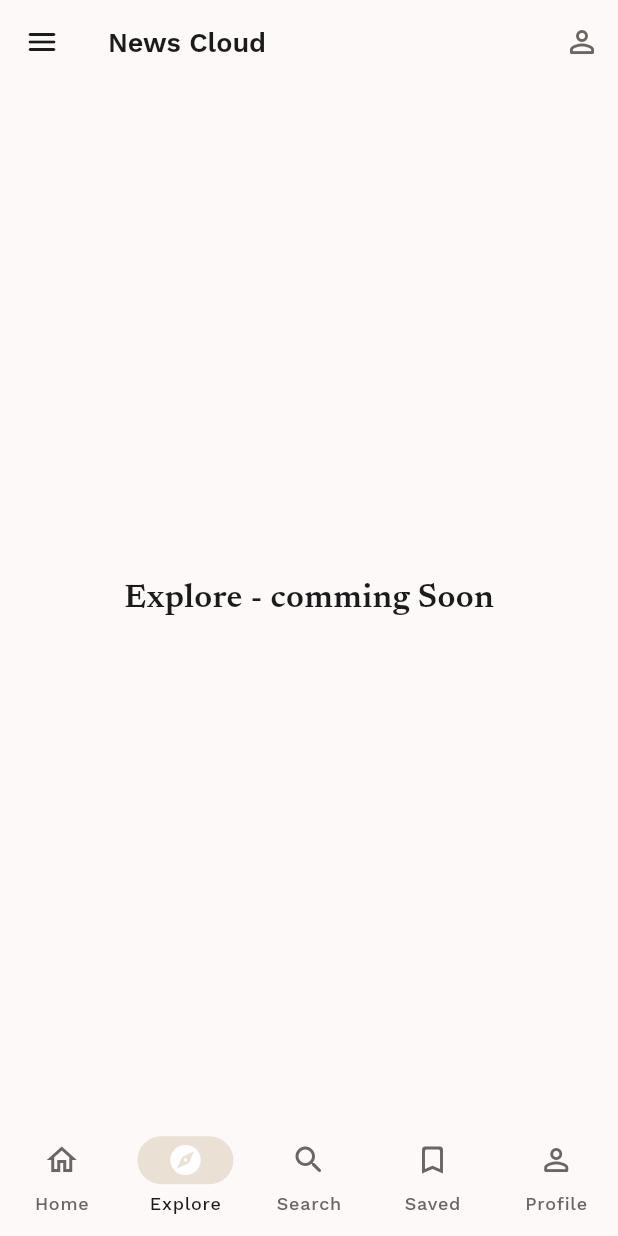
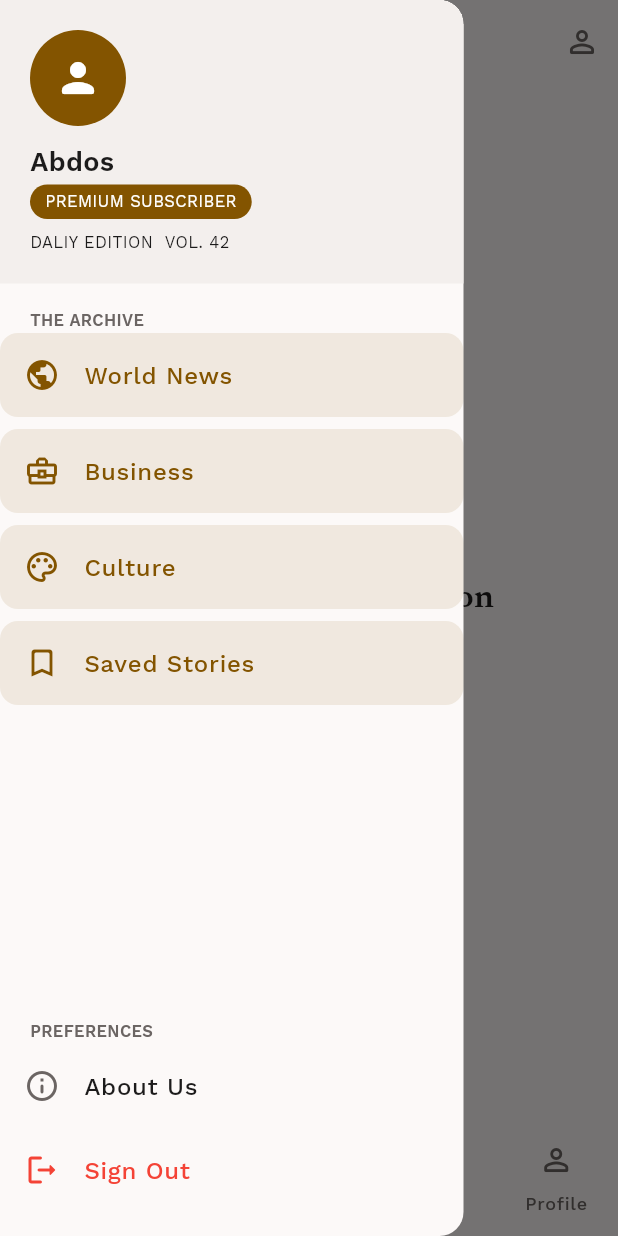
Before and after one commit to Abdoz3210/News-Cloud-App, a Flutter app: the screen it shows after launch, item 2 of the bottom bar chosen, with the side drawer open (before the commit the screen has no drawer), on a phone screen of 412 x 824 dp. Run offline on Flutter 3.47's test engine with Material 3 defaults, Android fonts, the light colour scheme and no system bars; our stand-ins replace dio, google_fonts, shared_preferences; network calls fail.

Commit message:
feat: M1 — slide-out side menu
Closes #7

```diff
--- a/lib/views/main_view.dart
+++ b/lib/views/main_view.dart
@@ -1,3 +1,4 @@
+import 'package:dio/dio.dart';
 import 'package:flutter/material.dart';
 import 'package:news_app/views/home_views.dart';
 import 'package:news_app/views/explore_view.dart';
@@ -5,6 +6,7 @@ import 'package:news_app/views/search_view.dart';
 import 'package:news_app/views/saved_view.dart';
 import 'package:news_app/views/profile_view.dart';
 import 'package:news_app/widgets/components/app_bottom_nav.dart';
+import 'package:news_app/widgets/components/app_drawer.dart';
 import 'package:news_app/widgets/components/app_top_bar.dart';
 
 class MainView extends StatefulWidget {
@@ -16,6 +18,7 @@ class MainView extends StatefulWidget {
 
 class _MainViewState extends State<MainView> {
   int _currentIndex = 0;
+  final GlobalKey<ScaffoldState> _scaffoldKey = GlobalKey<ScaffoldState>();
 
   final List<Widget> _screens = const [
     HomeView(),
@@ -28,9 +31,14 @@ class _MainViewState extends State<MainView> {
   @override
   Widget build(BuildContext context) {
     return Scaffold(
+      key: _scaffoldKey,
+      drawer: const AppDrawer(),
       appBar: AppTopBar(
         title: 'News Cloud',
-        leading: Icon(Icons.menu_rounded),
+        leading: IconButton(
+          icon: const Icon(Icons.menu_rounded),
+          onPressed: () => _scaffoldKey.currentState?.openDrawer(),
+        ),
         actions: [
           IconButton(
             onPressed: () {},
--- /dev/null
+++ b/lib/widgets/components/app_drawer.dart
@@ -0,0 +1,170 @@
+import 'dart:io';
+
+import 'package:flutter/material.dart';
+import 'package:news_app/theme/app_colors.dart';
+import 'package:news_app/theme/typography.dart';
+
+class AppDrawer extends StatelessWidget {
+  const AppDrawer({super.key});
+
+  @override
+  Widget build(BuildContext context) {
+    return Drawer(
+      backgroundColor: Theme.of(context).colorScheme.surface,
+      width: MediaQuery.sizeOf(context).width * 0.75,
+      child: SafeArea(
+        child: Column(
+          crossAxisAlignment: CrossAxisAlignment.start,
+          children: [
+            _userSection(),
+
+            const SizedBox(height: 24),
+            Padding(
+              padding: const EdgeInsets.symmetric(horizontal: 20),
+              child: Text(
+                'THE ARCHIVE',
+                style: AppTypography.categoryTag.copyWith(
+                  color: AppColors.onSurfaceVariant,
+                ),
+              ),
+            ),
+            const SizedBox(height: 8),
+
+            _DrawerItem(
+              icon: Icons.public_rounded,
+              label: "World News",
+              isActive: true,
+              onTap: () => Navigator.pop(context),
+            ),
+            const SizedBox(height: 8),
+            _DrawerItem(
+              icon: Icons.business_center_outlined,
+              label: "Business",
+              isActive: true,
+              onTap: () => Navigator.pop(context),
+            ),
+            const SizedBox(height: 8),
+            _DrawerItem(
+              icon: Icons.palette_outlined,
+              label: "Culture",
+              isActive: true,
+              onTap: () => Navigator.pop(context),
+            ),
+            const SizedBox(height: 8),
+            _DrawerItem(
+              icon: Icons.bookmark_outline_rounded,
+              label: "Saved Stories",
+              isActive: true,
+              onTap: () => Navigator.pop(context),
+            ),
+            const Spacer(),
+
+            Padding(
+              padding: const EdgeInsets.symmetric(horizontal: 20),
+              child: Text(
+                'PREFERENCES',
+                style: AppTypography.categoryTag.copyWith(
+                  color: AppColors.onSurfaceVariant,
+                ),
+              ),
+            ),
+
+            const SizedBox(height: 8),
+
+            _DrawerItem(
+              icon: Icons.info_outline_rounded,
+              label: 'About Us',
+              onTap: () => Navigator.pop(context),
+            ),
+
+            _DrawerItem(
+              icon: Icons.logout_rounded,
+              label: 'Sign Out',
+              isSigbOut: true,
+              onTap: () => Navigator.pop(context),
+            ),
+
+            const SizedBox(height: 16),
+            // Padding( )
+          ],
+        ),
+      ),
+    );
+  }
+}
+
+class _userSection extends StatelessWidget {
+  const _userSection();
+
+  @override
+  Widget build(BuildContext context) {
+    return Container(
+      width: double.infinity,
+      padding: const EdgeInsets.all(20),
+      color: Theme.of(context).colorScheme.surfaceContainerLow,
+      child: Column(
+        crossAxisAlignment: CrossAxisAlignment.start,
+        children: [
+          CircleAvatar(
+            radius: 32,
+            backgroundColor: AppColors.primary,
+            child: Icon(
+              Icons.person_rounded,
+              size: 32,
+              color: AppColors.onPrimary,
+            ),
+          ),
+
+          const SizedBox(height: 12),
+          Text('Abdos', style: AppTypography.titleLg),
+          const SizedBox(height: 4),
+          Container(
+            padding: const EdgeInsets.symmetric(horizontal: 10, vertical: 4),
+            decoration: BoxDecoration(
+              color: AppColors.primary,
+              borderRadius: BorderRadius.circular(99),
+            ),
+            child: Text(
+              'PREMIUM SUBSCRIBER',
+              style: AppTypography.caption.copyWith(color: AppColors.onPrimary),
+            ),
+          ),
+          const SizedBox(height: 8),
+          Text('DALIY EDITION  VOL. 42', style: AppTypography.caption),
+        ],
+      ),
+    );
+  }
+}
+
+class _DrawerItem extends StatelessWidget {
+  const _DrawerItem({
+    super.key,
+    required this.icon,
+    required this.label,
+    required this.onTap,
+    this.isActive = false,
+    this.isSigbOut = false,
+  });
+  final IconData icon;
+  final String label;
+  final VoidCallback onTap;
+  final bool isActive, isSigbOut;
+  @override
+  Widget build(BuildContext context) {
+    final color = isSigbOut
+        ? Colors.red
+        : isActive
+        ? AppColors.primary
+        : null;
+    return ListTile(
+      leading: Icon(icon, color: color),
+      title: Text(label, style: AppTypography.titleMd.copyWith(color: color)),
+      tileColor: isActive
+          ? AppColors.primary.withOpacity(0.1)
+          : Colors.transparent,
+      shape: RoundedRectangleBorder(borderRadius: BorderRadius.circular(12)),
+      onTap: onTap,
+    );
+  }
+}
```
